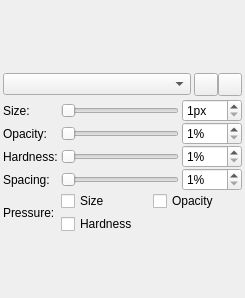
The window that src/desktop/ui/brushsettings.ui (drawpile/Drawpile) describes before a commit, drawn with Qt 5.
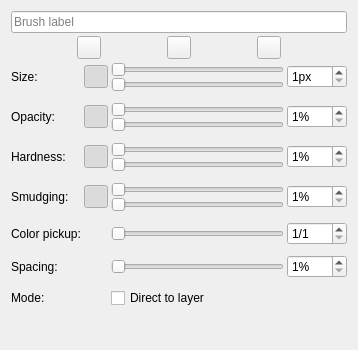
The same window after the commit. Icons and pictures are not drawn. Custom widgets are drawn as their Qt base class.

Commit message: Brush dock UI redesign

Diff of the .ui file:
```diff
--- a/src/desktop/ui/brushsettings.ui
+++ b/src/desktop/ui/brushsettings.ui
@@ -6,81 +6,28 @@
    <rect>
     <x>0</x>
     <y>0</y>
-    <width>245</width>
-    <height>298</height>
+    <width>358</width>
+    <height>350</height>
    </rect>
   </property>
   <layout class="QVBoxLayout" name="verticalLayout">
    <property name="spacing">
     <number>3</number>
    </property>
-   <property name="leftMargin">
-    <number>3</number>
-   </property>
-   <property name="topMargin">
-    <number>3</number>
-   </property>
-   <property name="rightMargin">
-    <number>3</number>
-   </property>
-   <property name="bottomMargin">
-    <number>3</number>
-   </property>
    <item>
-    <widget class="BrushPreview" name="preview">
-     <property name="sizePolicy">
-      <sizepolicy hsizetype="Expanding" vsizetype="Expanding">
-       <horstretch>0</horstretch>
-       <verstretch>0</verstretch>
-      </sizepolicy>
-     </property>
-     <property name="minimumSize">
-      <size>
-       <width>0</width>
-       <height>64</height>
-      </size>
-     </property>
-     <property name="maximumSize">
-      <size>
-       <width>16777215</width>
-       <height>128</height>
-      </size>
+    <widget class="QLineEdit" name="brushLabel">
+     <property name="placeholderText">
+      <string>Brush label</string>
      </property>
     </widget>
    </item>
    <item>
-    <layout class="QHBoxLayout">
+    <layout class="QHBoxLayout" name="horizontalLayout">
      <property name="spacing">
       <number>0</number>
      </property>
-     <property name="topMargin">
-      <number>3</number>
-     </property>
      <item>
-      <widget class="QComboBox" name="blendmode">
-       <property name="sizePolicy">
-        <sizepolicy hsizetype="Preferred" vsizetype="Fixed">
-         <horstretch>1</horstretch>
-         <verstretch>0</verstretch>
-        </sizepolicy>
-       </property>
-      </widget>
-     </item>
-     <item>
-      <spacer name="horizontalSpacer">
-       <property name="orientation">
-        <enum>Qt::Horizontal</enum>
-       </property>
-       <property name="sizeHint" stdset="0">
-        <size>
-         <width>3</width>
-         <height>15</height>
-        </size>
-       </property>
-      </spacer>
-     </item>
-     <item>
-      <widget class="GroupedToolButton" name="paintmodeIndirect">
+      <widget class="GroupedToolButton" name="hardedgeMode">
        <property name="toolTip">
         <string>Indirect drawing</string>
        </property>
@@ -100,13 +47,33 @@
       </widget>
      </item>
      <item>
-      <widget class="GroupedToolButton" name="paintmodeIncremental">
+      <widget class="GroupedToolButton" name="softedgeMode">
        <property name="toolTip">
         <string>Incremental drawing</string>
        </property>
        <property name="icon">
-        <iconset>
-         <normaloff>builtin:paintmode-incremental.svg</normaloff>builtin:paintmode-incremental.svg</iconset>
+        <iconset theme="draw-brush">
+         <normaloff>theme:draw-brush.svg</normaloff>theme:draw-brush.svg</iconset>
+       </property>
+       <property name="checkable">
+        <bool>true</bool>
+       </property>
+       <property name="autoExclusive">
+        <bool>true</bool>
+       </property>
+       <property name="groupPosition">
+        <enum>GroupedToolButton::GroupCenter</enum>
+       </property>
+      </widget>
+     </item>
+     <item>
+      <widget class="GroupedToolButton" name="watercolorMode">
+       <property name="toolTip">
+        <string>Watercolor</string>
+       </property>
+       <property name="icon">
+        <iconset theme="draw-watercolor">
+         <normaloff>theme:draw-watercolor.svg</normaloff>theme:draw-watercolor.svg</iconset>
        </property>
        <property name="checkable">
         <bool>true</bool>
@@ -122,86 +89,92 @@
     </layout>
    </item>
    <item>
-    <layout class="QGridLayout" name="gridLayout">
-     <property name="horizontalSpacing">
-      <number>3</number>
-     </property>
+    <layout class="QGridLayout" name="gridLayout" columnstretch="0,0,1,0,0">
      <property name="verticalSpacing">
       <number>0</number>
      </property>
-     <item row="4" column="1" colspan="2">
-      <layout class="QGridLayout">
-       <property name="leftMargin">
-        <number>0</number>
+     <item row="4" column="2" colspan="2">
+      <widget class="QSlider" name="brushopacity">
+       <property name="minimum">
+        <number>1</number>
        </property>
-       <property name="topMargin">
-        <number>0</number>
+       <property name="maximum">
+        <number>100</number>
        </property>
-       <property name="rightMargin">
-        <number>0</number>
+       <property name="orientation">
+        <enum>Qt::Horizontal</enum>
        </property>
-       <property name="bottomMargin">
-        <number>0</number>
+      </widget>
+     </item>
+     <item row="6" column="0" rowspan="2">
+      <widget class="QLabel" name="hardnessLabel">
+       <property name="text">
+        <string>Hardness:</string>
        </property>
-       <property name="spacing">
-        <number>3</number>
+      </widget>
+     </item>
+     <item row="11" column="0" colspan="5">
+      <spacer name="colorpickupSeparator">
+       <property name="orientation">
+        <enum>Qt::Vertical</enum>
        </property>
-       <item row="0" column="1">
-        <widget class="QCheckBox" name="pressureopacity">
-         <property name="text">
-          <string>Opacity</string>
-         </property>
-        </widget>
-       </item>
-       <item row="0" column="0">
-        <widget class="QCheckBox" name="pressuresize">
-         <property name="text">
-          <string>Size</string>
-         </property>
-        </widget>
-       </item>
-       <item row="1" column="0">
-        <widget class="QCheckBox" name="pressurehardness">
-         <property name="text">
-          <string>Hardness</string>
-         </property>
-        </widget>
-       </item>
-      </layout>
+       <property name="sizeType">
+        <enum>QSizePolicy::Fixed</enum>
+       </property>
+       <property name="sizeHint" stdset="0">
+        <size>
+         <width>20</width>
+         <height>10</height>
+        </size>
+       </property>
+      </spacer>
      </item>
-     <item row="0" column="0">
+     <item row="0" column="0" rowspan="2">
       <widget class="QLabel" name="label">
        <property name="text">
         <string>Size:</string>
        </property>
       </widget>
      </item>
-     <item row="0" column="1">
-      <widget class="QSlider" name="brushsize">
+     <item row="3" column="2" colspan="2">
+      <widget class="QSlider" name="brushopacity0">
        <property name="minimum">
         <number>1</number>
        </property>
        <property name="maximum">
-        <number>128</number>
+        <number>100</number>
        </property>
        <property name="orientation">
         <enum>Qt::Horizontal</enum>
        </property>
       </widget>
      </item>
-     <item row="1" column="0">
+     <item row="3" column="0" rowspan="2">
       <widget class="QLabel" name="label_2">
        <property name="text">
         <string>Opacity:</string>
        </property>
       </widget>
      </item>
-     <item row="1" column="1">
-      <widget class="QSlider" name="brushopacity">
+     <item row="14" column="4">
+      <widget class="QSpinBox" name="spinBox_4">
+       <property name="suffix">
+        <string notr="true">%</string>
+       </property>
        <property name="minimum">
         <number>1</number>
        </property>
        <property name="maximum">
+        <number>50</number>
+       </property>
+      </widget>
+     </item>
+     <item row="9" column="2" colspan="2">
+      <widget class="QSlider" name="brushsmudging0">
+       <property name="minimum">
+        <number>1</number>
+       </property>
+       <property name="maximum">
         <number>100</number>
        </property>
        <property name="orientation">
@@ -209,34 +182,174 @@
        </property>
       </widget>
      </item>
-     <item row="2" column="0">
-      <widget class="QLabel" name="label_3">
-       <property name="text">
-        <string>Hardness:</string>
+     <item row="1" column="2" colspan="2">
+      <widget class="QSlider" name="brushsize">
+       <property name="minimum">
+        <number>1</number>
        </property>
+       <property name="maximum">
+        <number>128</number>
+       </property>
+       <property name="orientation">
+        <enum>Qt::Horizontal</enum>
+       </property>
       </widget>
      </item>
-     <item row="3" column="0">
+     <item row="8" column="0" colspan="5">
+      <spacer name="smudgingSeparator">
+       <property name="orientation">
+        <enum>Qt::Vertical</enum>
+       </property>
+       <property name="sizeType">
+        <enum>QSizePolicy::Fixed</enum>
+       </property>
+       <property name="sizeHint" stdset="0">
+        <size>
+         <width>20</width>
+         <height>10</height>
+        </size>
+       </property>
+      </spacer>
+     </item>
+     <item row="6" column="2" colspan="2">
+      <widget class="QSlider" name="brushhardness0">
+       <property name="minimum">
+        <number>1</number>
+       </property>
+       <property name="maximum">
+        <number>100</number>
+       </property>
+       <property name="orientation">
+        <enum>Qt::Horizontal</enum>
+       </property>
+      </widget>
+     </item>
+     <item row="10" column="2" colspan="2">
+      <widget class="QSlider" name="brushsmudging">
+       <property name="minimum">
+        <number>1</number>
+       </property>
+       <property name="maximum">
+        <number>100</number>
+       </property>
+       <property name="orientation">
+        <enum>Qt::Horizontal</enum>
+       </property>
+      </widget>
+     </item>
+     <item row="6" column="1" rowspan="2">
+      <widget class="QToolButton" name="hardnessPressure">
+       <property name="toolTip">
+        <string>Pressure sensitivity</string>
+       </property>
+       <property name="icon">
+        <iconset theme="input-tablet">
+         <normaloff>theme:input-tablet.svg</normaloff>theme:input-tablet.svg</iconset>
+       </property>
+       <property name="checkable">
+        <bool>true</bool>
+       </property>
+       <property name="checked">
+        <bool>true</bool>
+       </property>
+       <property name="autoRaise">
+        <bool>true</bool>
+       </property>
+      </widget>
+     </item>
+     <item row="9" column="4" rowspan="2">
+      <widget class="QSpinBox" name="smudgingBox">
+       <property name="suffix">
+        <string notr="true">%</string>
+       </property>
+       <property name="minimum">
+        <number>1</number>
+       </property>
+       <property name="maximum">
+        <number>100</number>
+       </property>
+      </widget>
+     </item>
+     <item row="7" column="2" colspan="2">
+      <widget class="QSlider" name="brushhardness">
+       <property name="minimum">
+        <number>1</number>
+       </property>
+       <property name="maximum">
+        <number>100</number>
+       </property>
+       <property name="orientation">
+        <enum>Qt::Horizontal</enum>
+       </property>
+      </widget>
+     </item>
+     <item row="6" column="4" rowspan="2">
+      <widget class="QSpinBox" name="hardnessBox">
+       <property name="suffix">
+        <string notr="true">%</string>
+       </property>
+       <property name="minimum">
+        <number>1</number>
+       </property>
+       <property name="maximum">
+        <number>100</number>
+       </property>
+      </widget>
+     </item>
+     <item row="14" column="0">
       <widget class="QLabel" name="label_4">
        <property name="text">
         <string>Spacing:</string>
        </property>
       </widget>
      </item>
-     <item row="2" column="1">
-      <widget class="QSlider" name="brushhardness">
-       <property name="minimum">
-        <number>1</number>
+     <item row="16" column="0">
+      <widget class="QLabel" name="modeLabel">
+       <property name="text">
+        <string>Mode:</string>
        </property>
-       <property name="maximum">
-        <number>100</number>
-       </property>
+      </widget>
+     </item>
+     <item row="13" column="0" colspan="5">
+      <spacer name="verticalSpacer_6">
        <property name="orientation">
-        <enum>Qt::Horizontal</enum>
+        <enum>Qt::Vertical</enum>
        </property>
+       <property name="sizeType">
+        <enum>QSizePolicy::Fixed</enum>
+       </property>
+       <property name="sizeHint" stdset="0">
+        <size>
+         <width>20</width>
+         <height>10</height>
+        </size>
+       </property>
+      </spacer>
+     </item>
+     <item row="9" column="0" rowspan="2">
+      <widget class="QLabel" name="smudgingLabel">
+       <property name="text">
+        <string>Smudging:</string>
+       </property>
       </widget>
      </item>
-     <item row="3" column="1">
+     <item row="5" column="0" colspan="5">
+      <spacer name="hardnessSeparator">
+       <property name="orientation">
+        <enum>Qt::Vertical</enum>
+       </property>
+       <property name="sizeType">
+        <enum>QSizePolicy::Fixed</enum>
+       </property>
+       <property name="sizeHint" stdset="0">
+        <size>
+         <width>20</width>
+         <height>10</height>
+        </size>
+       </property>
+      </spacer>
+     </item>
+     <item row="14" column="2" colspan="2">
       <widget class="QSlider" name="brushspacing">
        <property name="minimum">
         <number>1</number>
@@ -249,7 +362,129 @@
        </property>
       </widget>
      </item>
-     <item row="0" column="2">
+     <item row="12" column="2" colspan="2">
+      <widget class="QSlider" name="colorpickup">
+       <property name="minimum">
+        <number>1</number>
+       </property>
+       <property name="maximum">
+        <number>32</number>
+       </property>
+       <property name="orientation">
+        <enum>Qt::Horizontal</enum>
+       </property>
+      </widget>
+     </item>
+     <item row="0" column="2" colspan="2">
+      <widget class="QSlider" name="brushsize0">
+       <property name="minimum">
+        <number>1</number>
+       </property>
+       <property name="maximum">
+        <number>128</number>
+       </property>
+       <property name="orientation">
+        <enum>Qt::Horizontal</enum>
+       </property>
+      </widget>
+     </item>
+     <item row="3" column="1" rowspan="2">
+      <widget class="QToolButton" name="opacityPressure">
+       <property name="toolTip">
+        <string>Pressure sensitivity</string>
+       </property>
+       <property name="icon">
+        <iconset theme="input-tablet">
+         <normaloff>theme:input-tablet.svg</normaloff>theme:input-tablet.svg</iconset>
+       </property>
+       <property name="checkable">
+        <bool>true</bool>
+       </property>
+       <property name="checked">
+        <bool>true</bool>
+       </property>
+       <property name="autoRaise">
+        <bool>true</bool>
+       </property>
+      </widget>
+     </item>
+     <item row="3" column="4" rowspan="2">
+      <widget class="QSpinBox" name="spinBox_2">
+       <property name="suffix">
+        <string notr="true">%</string>
+       </property>
+       <property name="minimum">
+        <number>1</number>
+       </property>
+       <property name="maximum">
+        <number>100</number>
+       </property>
+      </widget>
+     </item>
+     <item row="0" column="1" rowspan="2">
+      <widget class="QToolButton" name="sizePressure">
+       <property name="toolTip">
+        <string>Pressure sensitivity</string>
+       </property>
+       <property name="icon">
+        <iconset theme="input-tablet">
+         <normaloff>theme:input-tablet.svg</normaloff>theme:input-tablet.svg</iconset>
+       </property>
+       <property name="checkable">
+        <bool>true</bool>
+       </property>
+       <property name="checked">
+        <bool>true</bool>
+       </property>
+       <property name="autoRaise">
+        <bool>true</bool>
+       </property>
+      </widget>
+     </item>
+     <item row="2" column="0" colspan="5">
+      <spacer name="verticalSpacer">
+       <property name="orientation">
+        <enum>Qt::Vertical</enum>
+       </property>
+       <property name="sizeType">
+        <enum>QSizePolicy::Fixed</enum>
+       </property>
+       <property name="sizeHint" stdset="0">
+        <size>
+         <width>20</width>
+         <height>10</height>
+        </size>
+       </property>
+      </spacer>
+     </item>
+     <item row="12" column="0">
+      <widget class="QLabel" name="colorpickupLabel">
+       <property name="text">
+        <string>Color pickup:</string>
+       </property>
+      </widget>
+     </item>
+     <item row="12" column="4">
+      <widget class="QSpinBox" name="colorpickupBox">
+       <property name="prefix">
+        <string>1/</string>
+       </property>
+       <property name="minimum">
+        <number>1</number>
+       </property>
+       <property name="maximum">
+        <number>32</number>
+       </property>
+      </widget>
+     </item>
+     <item row="16" column="2" colspan="3">
+      <widget class="QCheckBox" name="modeIncremental">
+       <property name="text">
+        <string>Direct to layer</string>
+       </property>
+      </widget>
+     </item>
+     <item row="0" column="4" rowspan="2">
       <widget class="QSpinBox" name="spinBox">
        <property name="suffix">
         <string>px</string>
@@ -262,63 +497,53 @@
        </property>
       </widget>
      </item>
-     <item row="1" column="2">
-      <widget class="QSpinBox" name="spinBox_2">
-       <property name="suffix">
-        <string notr="true">%</string>
+     <item row="9" column="1" rowspan="2">
+      <widget class="QToolButton" name="smudgingPressure">
+       <property name="toolTip">
+        <string>Pressure sensitivity</string>
        </property>
-       <property name="minimum">
-        <number>1</number>
+       <property name="icon">
+        <iconset theme="input-tablet">
+         <normaloff>theme:input-tablet.svg</normaloff>theme:input-tablet.svg</iconset>
        </property>
-       <property name="maximum">
-        <number>100</number>
+       <property name="checkable">
+        <bool>true</bool>
        </property>
-      </widget>
-     </item>
-     <item row="2" column="2">
-      <widget class="QSpinBox" name="spinBox_3">
-       <property name="suffix">
-        <string notr="true">%</string>
+       <property name="checked">
+        <bool>true</bool>
        </property>
-       <property name="minimum">
-        <number>1</number>
+       <property name="autoRaise">
+        <bool>true</bool>
        </property>
-       <property name="maximum">
-        <number>100</number>
-       </property>
       </widget>
      </item>
-     <item row="3" column="2">
-      <widget class="QSpinBox" name="spinBox_4">
-       <property name="suffix">
-        <string notr="true">%</string>
+     <item row="15" column="0" colspan="5">
+      <spacer name="verticalSpacer_7">
+       <property name="orientation">
+        <enum>Qt::Vertical</enum>
        </property>
-       <property name="minimum">
-        <number>1</number>
+       <property name="sizeType">
+        <enum>QSizePolicy::Fixed</enum>
        </property>
-       <property name="maximum">
-        <number>50</number>
+       <property name="sizeHint" stdset="0">
+        <size>
+         <width>20</width>
+         <height>10</height>
+        </size>
        </property>
-      </widget>
-     </item>
-     <item row="4" column="0">
-      <widget class="QLabel" name="label_5">
-       <property name="text">
-        <string>Pressure:</string>
-       </property>
-      </widget>
+      </spacer>
      </item>
     </layout>
    </item>
    <item>
-    <spacer>
+    <spacer name="verticalSpacer_5">
      <property name="orientation">
       <enum>Qt::Vertical</enum>
      </property>
      <property name="sizeHint" stdset="0">
       <size>
-       <width>166</width>
-       <height>16</height>
+       <width>20</width>
+       <height>40</height>
       </size>
      </property>
     </spacer>
@@ -326,12 +551,6 @@
   </layout>
  </widget>
  <customwidgets>
-  <customwidget>
-   <class>BrushPreview</class>
-   <extends>QFrame</extends>
-   <header>widgets/brushpreview.h</header>
-   <container>1</container>
-  </customwidget>
   <customwidget>
    <class>GroupedToolButton</class>
    <extends>QToolButton</extends>
```
Left out of the diff: 339 changed lines with no effect on the pictures. The commit also changes 36 other files.
